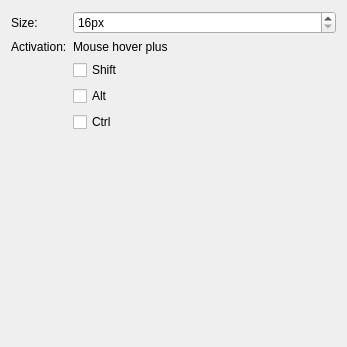
Above: src/settings/ThumbnailsSettings.ui from centic9/konsole-ppa before the change. Below: the same form after it.
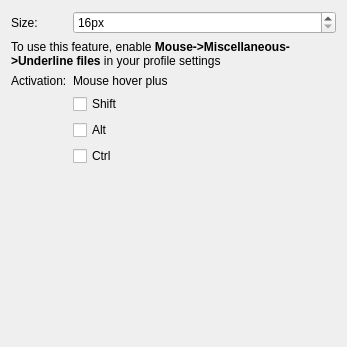
That is the form after the change.

```diff
--- a/src/settings/ThumbnailsSettings.ui
+++ b/src/settings/ThumbnailsSettings.ui
@@ -31,41 +31,60 @@
      </property>
     </widget>
    </item>
-   <item row="1" column="0">
-    <widget class="QLabel" name="label_2">
-     <property name="text">
-      <string>Activation:</string>
-     </property>
-    </widget>
-   </item>
-   <item row="1" column="1">
+   <item row="2" column="1">
     <widget class="QLabel" name="label_5">
      <property name="text">
       <string>Mouse hover plus</string>
      </property>
     </widget>
    </item>
-   <item row="2" column="1">
+   <item row="3" column="1">
     <widget class="QCheckBox" name="kcfg_ThumbnailShift">
      <property name="text">
       <string>Shift</string>
      </property>
     </widget>
    </item>
-   <item row="3" column="1">
+   <item row="4" column="1">
     <widget class="QCheckBox" name="kcfg_ThumbnailAlt">
      <property name="text">
       <string>Alt</string>
      </property>
     </widget>
    </item>
-   <item row="4" column="1">
+   <item row="5" column="1">
     <widget class="QCheckBox" name="kcfg_ThumbnailCtrl">
      <property name="text">
       <string>Ctrl</string>
      </property>
     </widget>
    </item>
+   <item row="1" column="0" colspan="2">
+    <widget class="QLabel" name="label_3">
+     <property name="text">
+      <string>&lt;html&gt;&lt;head/&gt;&lt;body&gt;&lt;p&gt;To use this feature, enable &lt;span style=&quot; font-weight:600;&quot;&gt;Mouse-&amp;gt;Miscellaneous-&amp;gt;Underline &lt;/span&gt;&lt;span style=&quot; font-weight:600;&quot;&gt;files&lt;/span&gt; in your profile settings&lt;/p&gt;&lt;/body&gt;&lt;/html&gt;</string>
+     </property>
+     <property name="textFormat">
+      <enum>Qt::RichText</enum>
+     </property>
+     <property name="wordWrap">
+      <bool>true</bool>
+     </property>
+     <property name="margin">
+      <number>0</number>
+     </property>
+    </widget>
+   </item>
+   <item row="2" column="0">
+    <widget class="QLabel" name="label_2">
+     <property name="text">
+      <string>Activation:</string>
+     </property>
+     <property name="margin">
+      <number>0</number>
+     </property>
+    </widget>
+   </item>
   </layout>
  </widget>
  <resources/>
```
